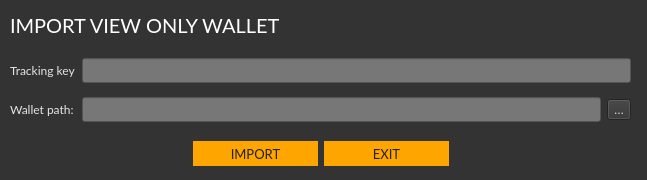
Old version of the form src/gui/ui/importviewkey.ui in the repository ConcealNetwork/conceal-desktop.
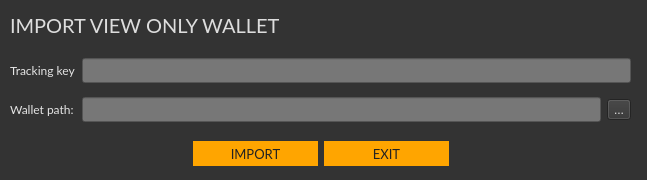
New version of the form.

Patch:
```diff
--- a/src/gui/ui/importviewkey.ui
+++ b/src/gui/ui/importviewkey.ui
@@ -201,7 +201,7 @@
     </font>
    </property>
    <property name="styleSheet">
-    <string notr="true">color: white;</string>
+    <string notr="true">color: #ddd;</string>
    </property>
    <property name="text">
     <string>IMPORT VIEW ONLY WALLET</string>
```
